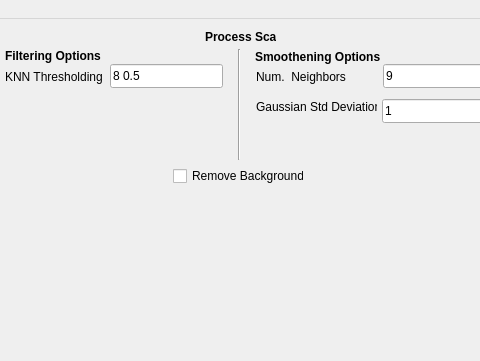
First picture: the form in src/gui/v2-gui-interface/mainwindow.ui, repository BobbyChiu/senior-design, before the edit; both pictures show x 160 to 640 and y 0 to 361 of the 800 by 600 pixel window.
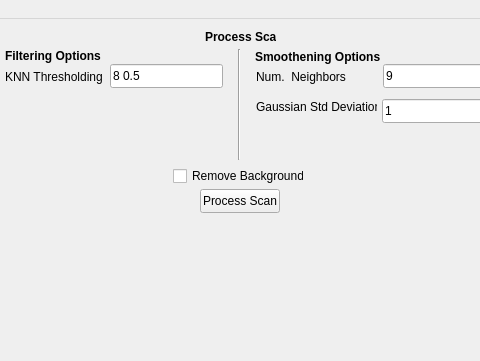
Second picture: the form after the edit. The open tabs and pages were chosen to show the change.

Commit message: Separate Process Scan and Generate stages

The edit to the form file:
```diff
--- a/src/gui/v2-gui-interface/mainwindow.ui
+++ b/src/gui/v2-gui-interface/mainwindow.ui
@@ -448,6 +448,19 @@
        <enum>Qt::Vertical</enum>
       </property>
      </widget>
+     <widget class="QPushButton" name="processScanButton">
+      <property name="geometry">
+       <rect>
+        <x>360</x>
+        <y>170</y>
+        <width>80</width>
+        <height>24</height>
+       </rect>
+      </property>
+      <property name="text">
+       <string>Process Scan</string>
+      </property>
+     </widget>
     </widget>
     <widget class="QWidget" name="page_4">
      <widget class="QLabel" name="label_16">
```
Left out of the diff: 2 changed lines with no effect on the pictures. The commit also changes 2 other files.
